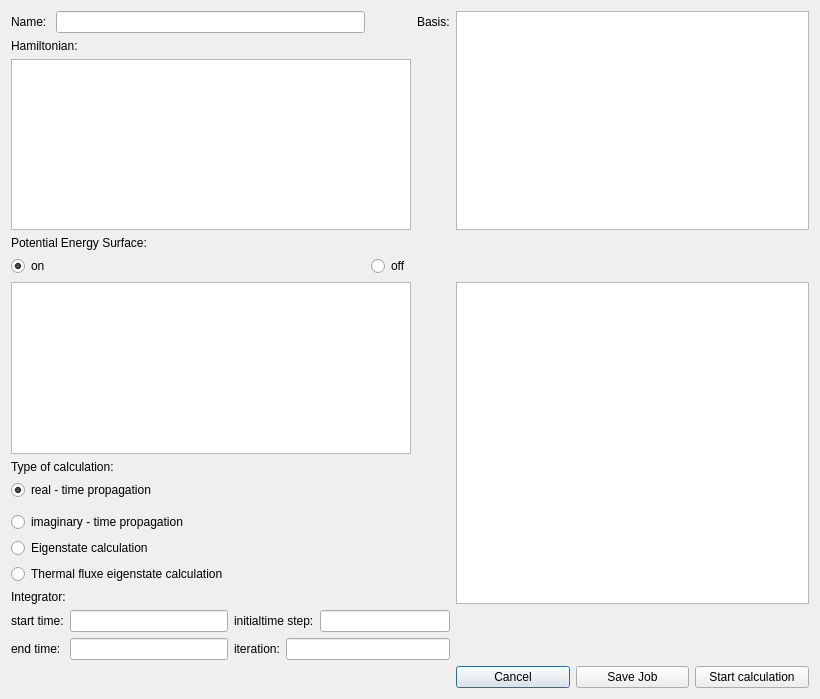
Qt form GUI/dialogA.ui (pietiep/Qt-with-Python) before a commit.
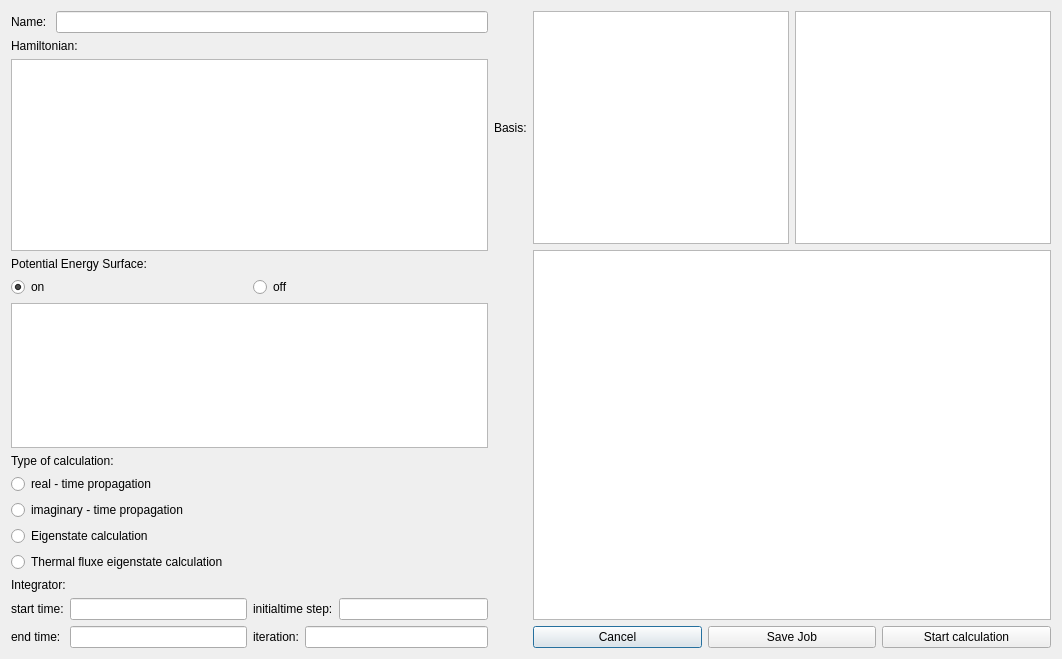
The same form after that commit.

Commit message: RadioButtons updates; tree clears if no input file; bug in tree pic ficed

Patch:
```diff
--- a/GUI/dialogA.ui
+++ b/GUI/dialogA.ui
@@ -9,8 +9,8 @@
    <rect>
     <x>0</x>
     <y>0</y>
-    <width>820</width>
-    <height>699</height>
+    <width>1062</width>
+    <height>659</height>
    </rect>
   </property>
   <property name="contextMenuPolicy">
@@ -26,148 +26,205 @@
    <bool>true</bool>
   </property>
   <layout class="QGridLayout" name="gridLayout">
-   <item row="13" column="0" colspan="3">
-    <layout class="QGridLayout" name="gridLayout_2">
-     <item row="0" column="0">
-      <layout class="QHBoxLayout" name="horizontalLayout">
+   <item row="0" column="0" rowspan="2">
+    <layout class="QVBoxLayout" name="verticalLayout_2">
+     <item>
+      <layout class="QHBoxLayout" name="horizontalLayout_6">
        <item>
-        <widget class="QLabel" name="label_6">
+        <widget class="QLabel" name="label">
          <property name="text">
-          <string>start time:</string>
+          <string>Name: </string>
          </property>
         </widget>
        </item>
        <item>
-        <widget class="QLineEdit" name="uiStartTime"/>
+        <widget class="QLineEdit" name="uiProjectName"/>
        </item>
       </layout>
      </item>
-     <item row="0" column="1">
-      <layout class="QHBoxLayout" name="horizontalLayout_3">
-       <item>
-        <widget class="QLabel" name="label_7">
-         <property name="text">
-          <string>initialtime step:</string>
-         </property>
-        </widget>
-       </item>
-       <item>
-        <widget class="QLineEdit" name="uiInit"/>
-       </item>
-      </layout>
+     <item>
+      <widget class="QLabel" name="label_2">
+       <property name="text">
+        <string>Hamiltonian:</string>
+       </property>
+      </widget>
      </item>
-     <item row="1" column="0">
-      <layout class="QHBoxLayout" name="horizontalLayout_2">
+     <item>
+      <widget class="QListView" name="listHamilton"/>
+     </item>
+     <item>
+      <widget class="QLabel" name="label_3">
+       <property name="text">
+        <string>Potential Energy Surface:</string>
+       </property>
+      </widget>
+     </item>
+     <item>
+      <layout class="QHBoxLayout" name="horizontalLayout_7">
        <item>
-        <widget class="QLabel" name="label_8">
+        <widget class="QRadioButton" name="onRadio">
          <property name="text">
-          <string>end time: </string>
+          <string>on</string>
          </property>
+         <property name="checked">
+          <bool>true</bool>
+         </property>
+         <attribute name="buttonGroup">
+          <string notr="true">buttonGroup</string>
+         </attribute>
         </widget>
        </item>
        <item>
-        <widget class="QLineEdit" name="uiEndTime"/>
-       </item>
-      </layout>
-     </item>
-     <item row="1" column="1">
-      <layout class="QHBoxLayout" name="horizontalLayout_4">
-       <item>
-        <widget class="QLabel" name="label_9">
+        <widget class="QRadioButton" name="offRadio">
          <property name="text">
-          <string>iteration:</string>
+          <string>off</string>
          </property>
         </widget>
        </item>
-       <item>
-        <widget class="QLineEdit" name="uiIter"/>
-       </item>
       </layout>
      </item>
     </layout>
    </item>
-   <item row="9" column="0" colspan="2">
-    <widget class="QRadioButton" name="ImaginaryRadio">
-     <property name="text">
-      <string>imaginary - time propagation</string>
-     </property>
-     <attribute name="buttonGroup">
-      <string notr="true">buttonGroup_2</string>
-     </attribute>
-    </widget>
-   </item>
-   <item row="12" column="0">
-    <widget class="QLabel" name="label_5">
-     <property name="text">
-      <string>Integrator:</string>
-     </property>
-    </widget>
-   </item>
-   <item row="4" column="0">
-    <widget class="QRadioButton" name="onRadio">
-     <property name="text">
-      <string>on</string>
-     </property>
-     <property name="checked">
-      <bool>true</bool>
-     </property>
-     <attribute name="buttonGroup">
-      <string notr="true">buttonGroup</string>
-     </attribute>
-    </widget>
-   </item>
-   <item row="0" column="0">
-    <layout class="QHBoxLayout" name="horizontalLayout_6">
-     <item>
-      <widget class="QLabel" name="label">
-       <property name="text">
-        <string>Name: </string>
-       </property>
-      </widget>
-     </item>
-     <item>
-      <widget class="QLineEdit" name="uiProjectName"/>
-     </item>
-    </layout>
-   </item>
-   <item row="11" column="0" colspan="2">
-    <widget class="QRadioButton" name="fluxEigenstateRadio">
-     <property name="text">
-      <string>Thermal fluxe eigenstate calculation</string>
-     </property>
-     <attribute name="buttonGroup">
-      <string notr="true">buttonGroup_2</string>
-     </attribute>
-    </widget>
-   </item>
-   <item row="6" column="0">
-    <widget class="QLabel" name="label_4">
-     <property name="text">
-      <string>Type of calculation:</string>
-     </property>
-    </widget>
-   </item>
-   <item row="1" column="0">
-    <widget class="QLabel" name="label_2">
-     <property name="text">
-      <string>Hamiltonian:</string>
-     </property>
-    </widget>
-   </item>
-   <item row="2" column="0" colspan="2">
-    <widget class="QListView" name="listHamilton"/>
-   </item>
-   <item row="0" column="2">
+   <item row="0" column="1">
     <widget class="QLabel" name="label_11">
      <property name="text">
       <string>Basis:</string>
      </property>
     </widget>
    </item>
-   <item row="5" column="0" colspan="2">
-    <widget class="QListView" name="listPES"/>
+   <item row="0" column="2">
+    <layout class="QFormLayout" name="formLayout">
+     <item row="0" column="0">
+      <widget class="QTreeView" name="uiTree"/>
+     </item>
+     <item row="0" column="1">
+      <widget class="QTextEdit" name="textEdit"/>
+     </item>
+    </layout>
    </item>
-   <item row="14" column="3">
+   <item row="1" column="2" rowspan="2">
+    <widget class="QGraphicsView" name="uiDisplayTree"/>
+   </item>
+   <item row="2" column="0" rowspan="2">
+    <layout class="QVBoxLayout" name="verticalLayout_3">
+     <item>
+      <widget class="QListView" name="listPES"/>
+     </item>
+     <item>
+      <layout class="QVBoxLayout" name="verticalLayout">
+       <item>
+        <widget class="QLabel" name="label_4">
+         <property name="text">
+          <string>Type of calculation:</string>
+         </property>
+        </widget>
+       </item>
+       <item>
+        <widget class="QRadioButton" name="RealRadio">
+         <property name="text">
+          <string>real - time propagation</string>
+         </property>
+         <property name="checkable">
+          <bool>true</bool>
+         </property>
+         <property name="checked">
+          <bool>false</bool>
+         </property>
+        </widget>
+       </item>
+       <item>
+        <widget class="QRadioButton" name="ImaginaryRadio">
+         <property name="text">
+          <string>imaginary - time propagation</string>
+         </property>
+        </widget>
+       </item>
+       <item>
+        <widget class="QRadioButton" name="EigenstateRadio">
+         <property name="text">
+          <string>Eigenstate calculation</string>
+         </property>
+        </widget>
+       </item>
+       <item>
+        <widget class="QRadioButton" name="fluxEigenstateRadio">
+         <property name="text">
+          <string>Thermal fluxe eigenstate calculation</string>
+         </property>
+        </widget>
+       </item>
+      </layout>
+     </item>
+     <item>
+      <widget class="QLabel" name="label_5">
+       <property name="text">
+        <string>Integrator:</string>
+       </property>
+      </widget>
+     </item>
+     <item>
+      <layout class="QGridLayout" name="gridLayout_2">
+       <item row="0" column="0">
+        <layout class="QHBoxLayout" name="horizontalLayout">
+         <item>
+          <widget class="QLabel" name="label_6">
+           <property name="text">
+            <string>start time:</string>
+           </property>
+          </widget>
+         </item>
+         <item>
+          <widget class="QLineEdit" name="uiStartTime"/>
+         </item>
+        </layout>
+       </item>
+       <item row="0" column="1">
+        <layout class="QHBoxLayout" name="horizontalLayout_3">
+         <item>
+          <widget class="QLabel" name="label_7">
+           <property name="text">
+            <string>initialtime step:</string>
+           </property>
+          </widget>
+         </item>
+         <item>
+          <widget class="QLineEdit" name="uiInit"/>
+         </item>
+        </layout>
+       </item>
+       <item row="1" column="0">
+        <layout class="QHBoxLayout" name="horizontalLayout_2">
+         <item>
+          <widget class="QLabel" name="label_8">
+           <property name="text">
+            <string>end time: </string>
+           </property>
+          </widget>
+         </item>
+         <item>
+          <widget class="QLineEdit" name="uiEndTime"/>
+         </item>
+        </layout>
+       </item>
+       <item row="1" column="1">
+        <layout class="QHBoxLayout" name="horizontalLayout_4">
+         <item>
+          <widget class="QLabel" name="label_9">
+           <property name="text">
+            <string>iteration:</string>
+           </property>
+          </widget>
+         </item>
+         <item>
+          <widget class="QLineEdit" name="uiIter"/>
+         </item>
+        </layout>
+       </item>
+      </layout>
+     </item>
+    </layout>
+   </item>
+   <item row="3" column="2">
     <layout class="QHBoxLayout" name="horizontalLayout_5">
      <property name="sizeConstraint">
       <enum>QLayout::SetNoConstraint</enum>
@@ -195,52 +252,6 @@
      </item>
     </layout>
    </item>
-   <item row="4" column="1">
-    <widget class="QRadioButton" name="offRadio">
-     <property name="text">
-      <string>off</string>
-     </property>
-     <attribute name="buttonGroup">
-      <string notr="true">buttonGroup</string>
-     </attribute>
-    </widget>
-   </item>
-   <item row="5" column="3" rowspan="8">
-    <widget class="QGraphicsView" name="uiDisplayTree"/>
-   </item>
-   <item row="10" column="0">
-    <widget class="QRadioButton" name="EigenstateRadio">
-     <property name="text">
-      <string>Eigenstate calculation</string>
-     </property>
-     <attribute name="buttonGroup">
-      <string notr="true">buttonGroup_2</string>
-     </attribute>
-    </widget>
-   </item>
-   <item row="0" column="3" rowspan="3">
-    <widget class="QTreeView" name="uiTree"/>
-   </item>
-   <item row="3" column="0">
-    <widget class="QLabel" name="label_3">
-     <property name="text">
-      <string>Potential Energy Surface:</string>
-     </property>
-    </widget>
-   </item>
-   <item row="7" column="0">
-    <widget class="QRadioButton" name="RealRadio">
-     <property name="text">
-      <string>real - time propagation</string>
-     </property>
-     <property name="checked">
-      <bool>true</bool>
-     </property>
-     <attribute name="buttonGroup">
-      <string notr="true">buttonGroup_2</string>
-     </attribute>
-    </widget>
-   </item>
   </layout>
  </widget>
  <resources/>
```
Left out of the diff: 4 changed lines with no effect on the pictures. The commit also changes 14 other files.
